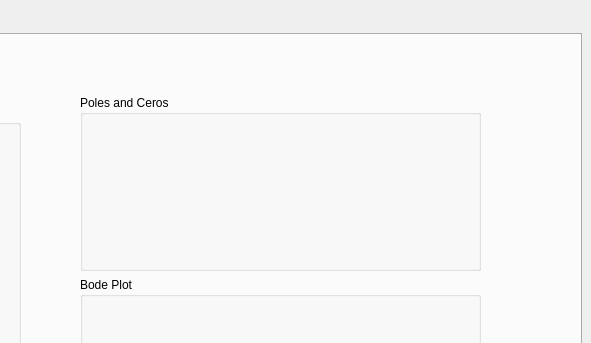
GullinoAgus/Filter-TOOL-ELECTRO, file UI.ui: the form before one commit; both pictures show x 471 to 1062 and y 0 to 343 of the 1062 by 791 pixel window.
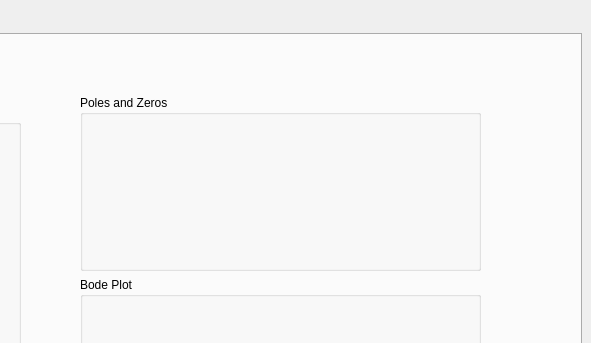
The form after the commit.

Commit message: Cambios minimos

The edit to the form file:
```diff
--- a/UI.ui
+++ b/UI.ui
@@ -27,7 +27,7 @@
        <attribute name="title">
         <string>Filter Tools</string>
        </attribute>
-       <widget class="QWidget" name="">
+       <widget class="QWidget" name="layoutWidget">
         <property name="geometry">
          <rect>
           <x>70</x>
@@ -241,7 +241,7 @@
          </item>
         </layout>
        </widget>
-       <widget class="QWidget" name="">
+       <widget class="QWidget" name="layoutWidget">
         <property name="geometry">
          <rect>
           <x>540</x>
@@ -254,7 +254,7 @@
          <item>
           <widget class="QGroupBox" name="groupBox_3">
            <property name="title">
-            <string>Poles and Ceros</string>
+            <string>Poles and Zeros</string>
            </property>
           </widget>
          </item>
```
Left out of the diff: 6 changed lines with no effect on the pictures. The commit also changes 1 other file.
